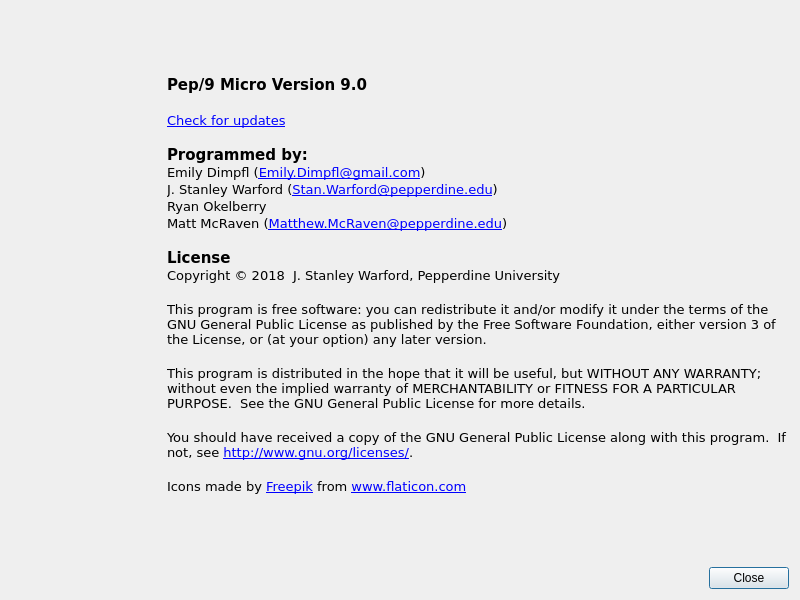
Qt form pep9common/aboutpep.ui (StanWarford/pep9suite) before a commit.
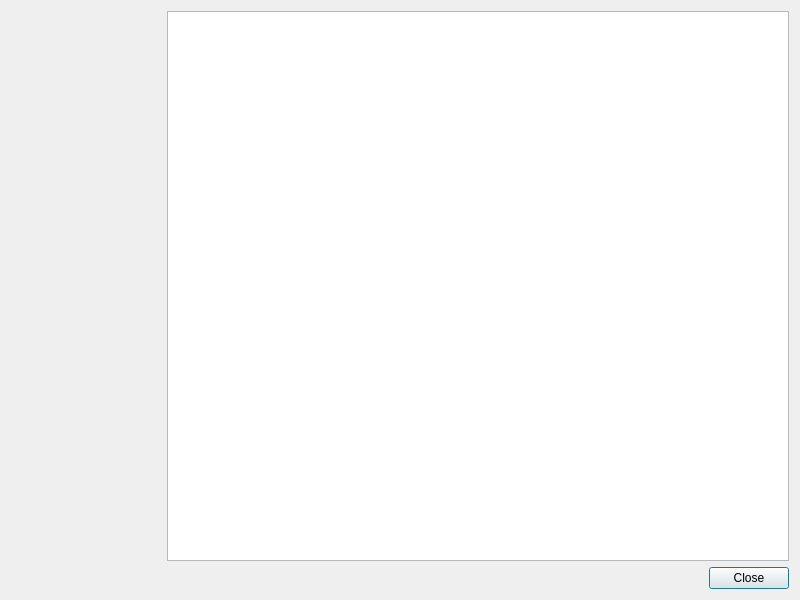
The same form after that commit. Icons and pictures are not drawn.

Commit message:
Make all about text visible.
Some longer about texts would be cut off by the current UI.
This was solved by making the label into a scrollable text view.

```diff
--- a/pep9common/aboutpep.ui
+++ b/pep9common/aboutpep.ui
@@ -108,53 +108,10 @@
        <property name="orientation">
         <enum>Qt::Horizontal</enum>
        </property>
-       <widget class="QLabel" name="aboutLabel">
-        <property name="sizePolicy">
-         <sizepolicy hsizetype="Maximum" vsizetype="Preferred">
-          <horstretch>0</horstretch>
-          <verstretch>0</verstretch>
-         </sizepolicy>
-        </property>
-        <property name="font">
-         <font>
-          <family>Verdana</family>
-         </font>
-        </property>
-        <property name="text">
-         <string>&lt;!DOCTYPE HTML PUBLIC &quot;-//W3C//DTD HTML 4.0//EN&quot; &quot;http://www.w3.org/TR/REC-html40/strict.dtd&quot;&gt;
-&lt;html&gt;&lt;head&gt;&lt;meta name=&quot;qrichtext&quot; content=&quot;1&quot; /&gt;&lt;style type=&quot;text/css&quot;&gt;
-p, li { white-space: pre-wrap; }
-&lt;/style&gt;&lt;/head&gt;&lt;body style=&quot; font-family:'Verdana'; font-size:8pt; font-weight:400; font-style:normal;&quot;&gt;
-&lt;p style=&quot; margin-top:0px; margin-bottom:0px; margin-left:0px; margin-right:0px; -qt-block-indent:0; text-indent:0px;&quot;&gt;&lt;span style=&quot; font-size:11pt; font-weight:600;&quot;&gt;Pep/9 Micro Version 9.0&lt;/span&gt;&lt;/p&gt;
-&lt;p style=&quot;-qt-paragraph-type:empty; margin-top:0px; margin-bottom:0px; margin-left:0px; margin-right:0px; -qt-block-indent:0; text-indent:0px; font-size:11pt; font-weight:600;&quot;&gt;&lt;br /&gt;&lt;/p&gt;
-&lt;p style=&quot; margin-top:0px; margin-bottom:0px; margin-left:0px; margin-right:0px; -qt-block-indent:0; text-indent:0px;&quot;&gt;&lt;a href=&quot;http://computersystemsbook.com/5th-edition/pep9/&quot;&gt;&lt;span style=&quot; font-size:10pt; text-decoration: underline; color:#0000ff;&quot;&gt;Check for updates&lt;/span&gt;&lt;/a&gt;&lt;/p&gt;
-&lt;p style=&quot;-qt-paragraph-type:empty; margin-top:0px; margin-bottom:0px; margin-left:0px; margin-right:0px; -qt-block-indent:0; text-indent:0px; font-size:10pt;&quot;&gt;&lt;br /&gt;&lt;/p&gt;
-&lt;p style=&quot; margin-top:0px; margin-bottom:0px; margin-left:0px; margin-right:0px; -qt-block-indent:0; text-indent:0px;&quot;&gt;&lt;span style=&quot; font-size:11pt; font-weight:600;&quot;&gt;Programmed by:&lt;/span&gt;&lt;/p&gt;
-&lt;p style=&quot; margin-top:0px; margin-bottom:0px; margin-left:0px; margin-right:0px; -qt-block-indent:0; text-indent:0px;&quot;&gt;&lt;span style=&quot; font-size:10pt;&quot;&gt;Emily Dimpfl (&lt;/span&gt;&lt;a href=&quot;mailto:emily.dimpfl@gmail.com&quot;&gt;&lt;span style=&quot; font-size:10pt; text-decoration: underline; color:#0000ff;&quot;&gt;Emily.Dimpfl@gmail.com&lt;/span&gt;&lt;/a&gt;&lt;span style=&quot; font-size:10pt;&quot;&gt;)&lt;/span&gt;&lt;/p&gt;
-&lt;p style=&quot; margin-top:0px; margin-bottom:0px; margin-left:0px; margin-right:0px; -qt-block-indent:0; text-indent:0px;&quot;&gt;&lt;span style=&quot; font-size:10pt;&quot;&gt;J. Stanley Warford (&lt;/span&gt;&lt;a href=&quot;mailto:Stan.Warford@pepperdine.edu&quot;&gt;&lt;span style=&quot; font-size:10pt; text-decoration: underline; color:#0000ff;&quot;&gt;Stan.Warford@pepperdine.edu&lt;/span&gt;&lt;/a&gt;&lt;span style=&quot; font-size:10pt;&quot;&gt;)&lt;/span&gt;&lt;/p&gt;
-&lt;p style=&quot; margin-top:0px; margin-bottom:0px; margin-left:0px; margin-right:0px; -qt-block-indent:0; text-indent:0px;&quot;&gt;&lt;span style=&quot; font-size:10pt;&quot;&gt;Ryan Okelberry&lt;/span&gt;&lt;/p&gt;
-&lt;p style=&quot; margin-top:0px; margin-bottom:0px; margin-left:0px; margin-right:0px; -qt-block-indent:0; text-indent:0px;&quot;&gt;&lt;span style=&quot; font-size:10pt;&quot;&gt;Matt McRaven (&lt;/span&gt;&lt;a href=&quot;mailto:Stan.Warford@pepperdine.edu&quot;&gt;&lt;span style=&quot; font-size:10pt; text-decoration: underline; color:#0000ff;&quot;&gt;Matthew.McRaven@pepperdine.edu&lt;/span&gt;&lt;/a&gt;&lt;span style=&quot; font-size:10pt;&quot;&gt;)&lt;/span&gt;&lt;/p&gt;
-&lt;p style=&quot;-qt-paragraph-type:empty; margin-top:0px; margin-bottom:0px; margin-left:0px; margin-right:0px; -qt-block-indent:0; text-indent:0px; font-size:10pt;&quot;&gt;&lt;br /&gt;&lt;/p&gt;
-&lt;p style=&quot; margin-top:0px; margin-bottom:0px; margin-left:0px; margin-right:0px; -qt-block-indent:0; text-indent:0px;&quot;&gt;&lt;span style=&quot; font-size:11pt; font-weight:600;&quot;&gt;License&lt;/span&gt;&lt;/p&gt;
-&lt;p style=&quot; margin-top:0px; margin-bottom:0px; margin-left:0px; margin-right:0px; -qt-block-indent:0; text-indent:0px;&quot;&gt;&lt;span style=&quot; font-size:10pt;&quot;&gt;Copyright © 2018  J. Stanley Warford, Pepperdine University&lt;/span&gt;&lt;/p&gt;
-&lt;p style=&quot;-qt-paragraph-type:empty; margin-top:0px; margin-bottom:0px; margin-left:0px; margin-right:0px; -qt-block-indent:0; text-indent:0px; font-size:10pt;&quot;&gt;&lt;br /&gt;&lt;/p&gt;
-&lt;p style=&quot; margin-top:0px; margin-bottom:0px; margin-left:0px; margin-right:0px; -qt-block-indent:0; text-indent:0px;&quot;&gt;&lt;span style=&quot; font-size:10pt;&quot;&gt;This program is free software: you can redistribute it and/or modify it under the terms of the GNU General Public License as published by the Free Software Foundation, either version 3 of the License, or (at your option) any later version.&lt;/span&gt;&lt;/p&gt;
-&lt;p style=&quot;-qt-paragraph-type:empty; margin-top:0px; margin-bottom:0px; margin-left:0px; margin-right:0px; -qt-block-indent:0; text-indent:0px; font-size:10pt;&quot;&gt;&lt;br /&gt;&lt;/p&gt;
-&lt;p style=&quot; margin-top:0px; margin-bottom:0px; margin-left:0px; margin-right:0px; -qt-block-indent:0; text-indent:0px;&quot;&gt;&lt;span style=&quot; font-size:10pt;&quot;&gt;This program is distributed in the hope that it will be useful, but WITHOUT ANY WARRANTY; without even the implied warranty of MERCHANTABILITY or FITNESS FOR A PARTICULAR PURPOSE.  See the GNU General Public License for more details.&lt;/span&gt;&lt;/p&gt;
-&lt;p style=&quot;-qt-paragraph-type:empty; margin-top:0px; margin-bottom:0px; margin-left:0px; margin-right:0px; -qt-block-indent:0; text-indent:0px; font-size:10pt;&quot;&gt;&lt;br /&gt;&lt;/p&gt;
-&lt;p style=&quot; margin-top:0px; margin-bottom:0px; margin-left:0px; margin-right:0px; -qt-block-indent:0; text-indent:0px;&quot;&gt;&lt;span style=&quot; font-size:10pt;&quot;&gt;You should have received a copy of the GNU General Public License along with this program.  If not, see &lt;/span&gt;&lt;a href=&quot;http://www.gnu.org/licenses/&quot;&gt;&lt;span style=&quot; font-size:10pt; text-decoration: underline; color:#0000ff;&quot;&gt;http://www.gnu.org/licenses/&lt;/span&gt;&lt;/a&gt;&lt;span style=&quot; font-size:10pt;&quot;&gt;.&lt;/span&gt;&lt;/p&gt;
-&lt;p style=&quot;-qt-paragraph-type:empty; margin-top:0px; margin-bottom:0px; margin-left:0px; margin-right:0px; -qt-block-indent:0; text-indent:0px; font-size:10pt;&quot;&gt;&lt;br /&gt;&lt;/p&gt;
-&lt;p style=&quot; margin-top:0px; margin-bottom:0px; margin-left:0px; margin-right:0px; -qt-block-indent:0; text-indent:0px;&quot;&gt;&lt;span style=&quot; font-size:10pt;&quot;&gt;Icons made by &lt;/span&gt;&lt;a href=&quot;http://www.freepik.com&quot;&gt;&lt;span style=&quot; font-size:10pt; text-decoration: underline; color:#0000ff;&quot;&gt;Freepik&lt;/span&gt;&lt;/a&gt;&lt;span style=&quot; font-size:10pt;&quot;&gt; from &lt;/span&gt;&lt;a href=&quot;http://www.flaticon.com&quot;&gt;&lt;span style=&quot; font-size:10pt; text-decoration: underline; color:#0000ff;&quot;&gt;www.flaticon.com&lt;/span&gt;&lt;/a&gt;&lt;span style=&quot; font-size:10pt;&quot;&gt; &lt;/span&gt;&lt;/p&gt;&lt;/body&gt;&lt;/html&gt;</string>
-        </property>
-        <property name="scaledContents">
+       <widget class="QTextBrowser" name="aboutText">
+        <property name="autoFillBackground">
          <bool>false</bool>
         </property>
-        <property name="wordWrap">
-         <bool>true</bool>
-        </property>
-        <property name="openExternalLinks">
-         <bool>true</bool>
-        </property>
        </widget>
       </widget>
      </item>
```
The commit also changes 4 other files.
